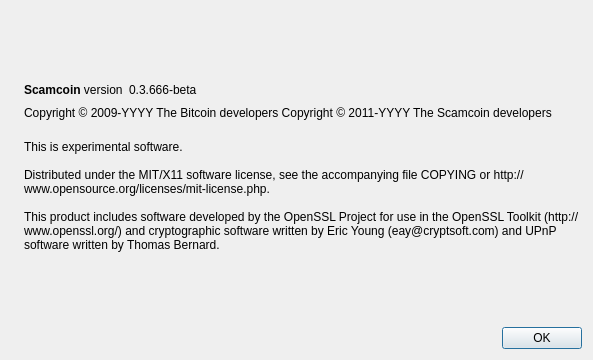
First picture: the form in src/qt/forms/aboutdialog.ui, repository kchirayath/scamcoin, before the edit.
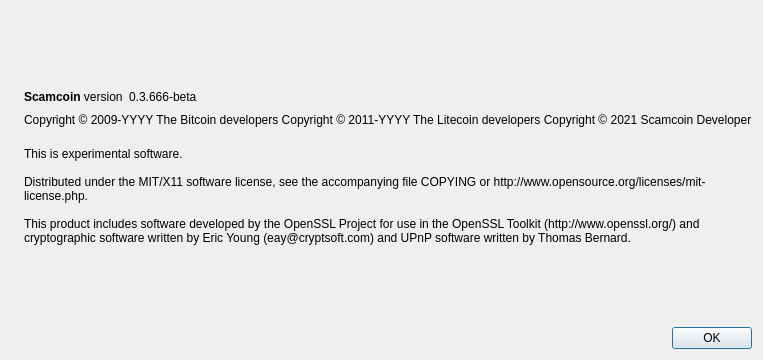
Second picture: the form after the edit. Icons and pictures are not drawn.

Patch:
```diff
--- a/src/qt/forms/aboutdialog.ui
+++ b/src/qt/forms/aboutdialog.ui
@@ -92,7 +92,8 @@
        </property>
        <property name="text">
         <string notr="true">Copyright &amp;copy; 2009-YYYY The Bitcoin developers
-Copyright &amp;copy; 2011-YYYY The Scamcoin developers</string>
+Copyright &amp;copy; 2011-YYYY The Litecoin developers
+Copyright &amp;copy; 2021 Scamcoin Developer</string>
        </property>
        <property name="textFormat">
         <enum>Qt::RichText</enum>
```
